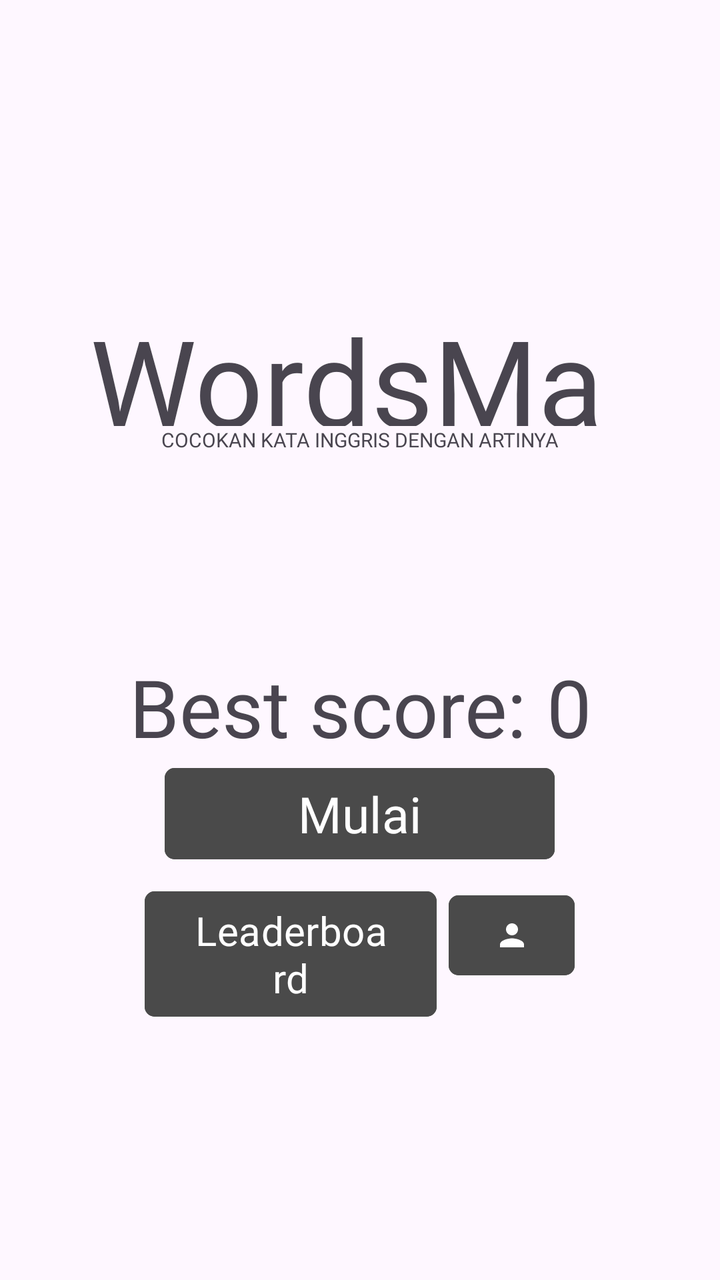
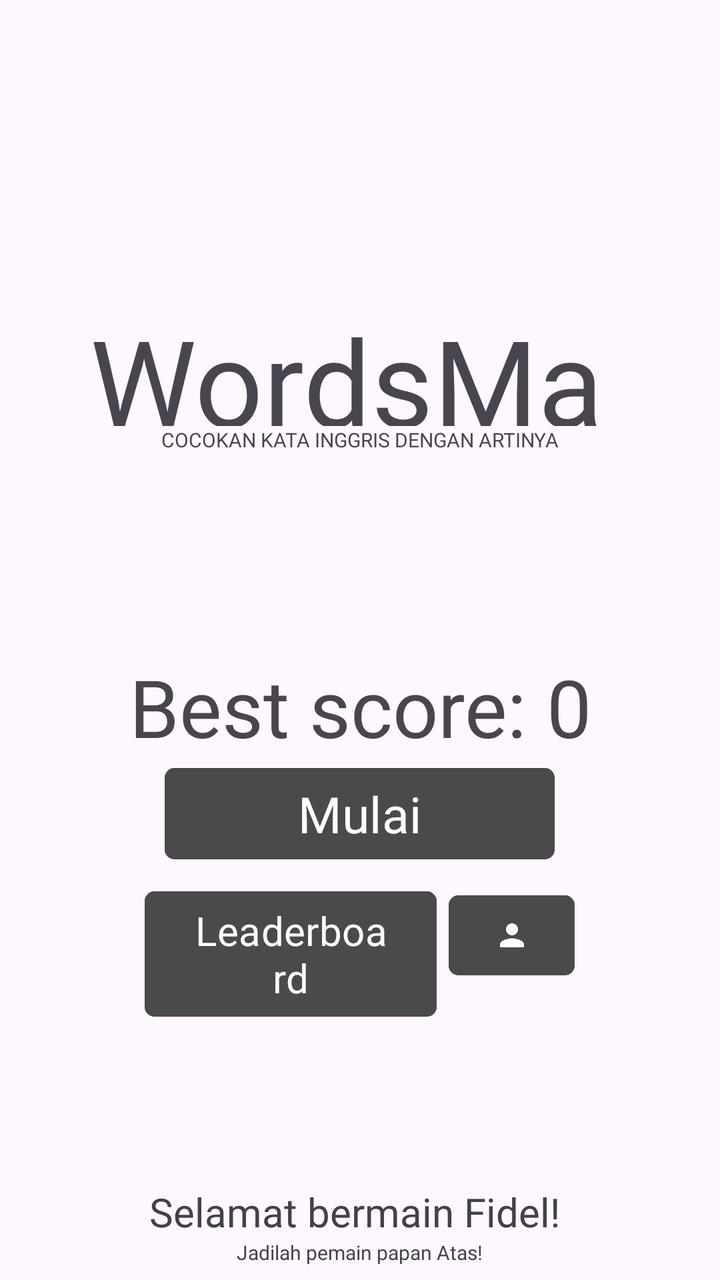

The first picture is an Android layout as it rendered before a commit; the second is the same layout after the commit. The layout source and the unified diff follow.
<!-- AndroidManifest.xml: application theme Theme.WordsMatch -->
<!-- res/layout/activity_main.xml -->
<?xml version="1.0" encoding="utf-8"?>
<LinearLayout xmlns:android="http://schemas.android.com/apk/res/android"
    xmlns:app="http://schemas.android.com/apk/res-auto"
    xmlns:tools="http://schemas.android.com/tools"
    android:id="@+id/main"
    android:orientation="vertical"
    android:layout_width="match_parent"
    android:layout_height="match_parent"
    tools:context=".MainActivity">

    <LinearLayout
        android:layout_width="match_parent"
        android:layout_height="wrap_content"
        android:orientation="vertical"
        >

        <TextView
            android:layout_width="270dp"
            android:layout_height="63dp"
            android:layout_gravity="center"
            android:layout_marginTop="150dp"
            android:layout_marginBottom="0dp"
            android:fontFamily="@font/american_captain"
            android:text="@string/app_name"
            android:textSize="60dp" />

        <TextView
            android:layout_width="wrap_content"
            android:layout_height="wrap_content"
            android:textSize="10dp"
            android:text="COCOKAN KATA INGGRIS DENGAN ARTINYA"
            android:fontFamily="@font/arca_majora_3_bold"
            android:layout_gravity="center"

            />

    </LinearLayout>
    <LinearLayout
        android:layout_width="wrap_content"
        android:layout_height="wrap_content"
        android:orientation="vertical"
        android:layout_gravity="center"
        >

        <TextView
            android:id="@+id/tvBestScore"
            android:layout_width="308dp"
            android:layout_height="wrap_content"
            android:layout_gravity="center"
            android:layout_marginTop="100dp"
            android:fontFamily="@font/american_captain"
            android:text="Best score: 0"
            android:textAlignment="center"
            android:textSize="40dp" />

        <Button
            android:id="@+id/buttonStart"
            android:layout_width="195dp"
            android:layout_height="wrap_content"
            android:layout_gravity="center"
            android:backgroundTint="#4A4A4A"
            android:text="Mulai"
            android:fontFamily="@font/american_captain"
            android:textSize="25dp"
            app:cornerRadius="5dp"

            />

    </LinearLayout>
    <LinearLayout
        android:layout_width="215dp"
        android:layout_height="wrap_content"
        android:layout_gravity="center"
        android:layout_marginTop="8dp"
        android:orientation="horizontal"
        android:weightSum="10">

        <Button
            android:id="@+id/buttonLeaderboard"
            android:layout_width="0dp"
            android:layout_height="wrap_content"
            android:layout_weight="7"
            android:backgroundTint="#4A4A4A"
            android:fontFamily="@font/american_captain"
            android:text="Leaderboard"
            android:textSize="20dp"
            app:cornerRadius="5dp" />

        <com.google.android.material.button.MaterialButton
            android:id="@+id/buttonKontak"
            android:layout_width="0dp"
            android:layout_height="wrap_content"
            android:layout_marginStart="6dp"
            android:layout_weight="3"
            android:backgroundTint="#4A4A4A"
            app:cornerRadius="5dp"
            app:icon="@drawable/ic_kontak"
            app:iconGravity="textStart"
            app:iconPadding="0dp"
            app:iconTint="@color/white" />
    </LinearLayout>

</LinearLayout>
<!-- resources referenced by this layout -->
<resources>
  <color name="white">#FFFFFFFF</color>
  <!-- drawable ic_kontak (drawable) -->
  <vector xmlns:android="http://schemas.android.com/apk/res/android"
      android:width="24dp"
      android:height="24dp"
      android:viewportWidth="24"
      android:viewportHeight="24">
      <path
          android:fillColor="#FFFFFFFF"
          android:pathData="M12,12c2.21,0 4,-1.79 4,-4s-1.79,-4 -4,-4 -4,1.79 -4,4 1.79,4 4,4zM12,14c-2.67,0 -8,1.34 -8,4v2h16v-2c0,-2.66 -5.33,-4 -8,-4z" />
  </vector>
  <string name="app_name">WordsMatch</string>
  <style name="Theme.WordsMatch" parent="Base.Theme.WordsMatch" />
  <style name="Base.Theme.WordsMatch" parent="Theme.Material3.DayNight.NoActionBar">
          
          
      </style>
</resources>

<!-- the commit's change to res/layout/activity_main.xml (unified diff, before → after) -->
@@ -100,4 +100,26 @@
             app:iconTint="@color/white" />
     </LinearLayout>
 
+    <TextView
+        android:id="@+id/sapaUser"
+        android:layout_width="251dp"
+        android:layout_height="wrap_content"
+        android:layout_gravity="center"
+        android:layout_marginTop="80dp"
+        android:fontFamily="@font/arca_majora_3_bold"
+        android:text="Selamat bermain Fidel! "
+        android:textAlignment="center"
+        android:textColor="@color/main_color"
+        android:textSize="20dp"
+        />
+    <TextView
+        android:layout_width="wrap_content"
+        android:layout_height="wrap_content"
+        android:fontFamily="@font/arca_majora_3_bold"
+        android:text="Jadilah pemain papan Atas!"
+        android:textAlignment="center"
+        android:textColor="@color/main_color"
+        android:textSize="10dp"
+        android:layout_gravity="center"
+        />
 </LinearLayout>
<!-- resource entries referenced after the edit -->
@@ -1,5 +1,6 @@
 <!-- resources referenced by this layout -->
 <resources>
+  <color name="main_color">#424245</color>
   <color name="white">#FFFFFFFF</color>
   <!-- drawable ic_kontak (drawable) -->
   <vector xmlns:android="http://schemas.android.com/apk/res/android"
